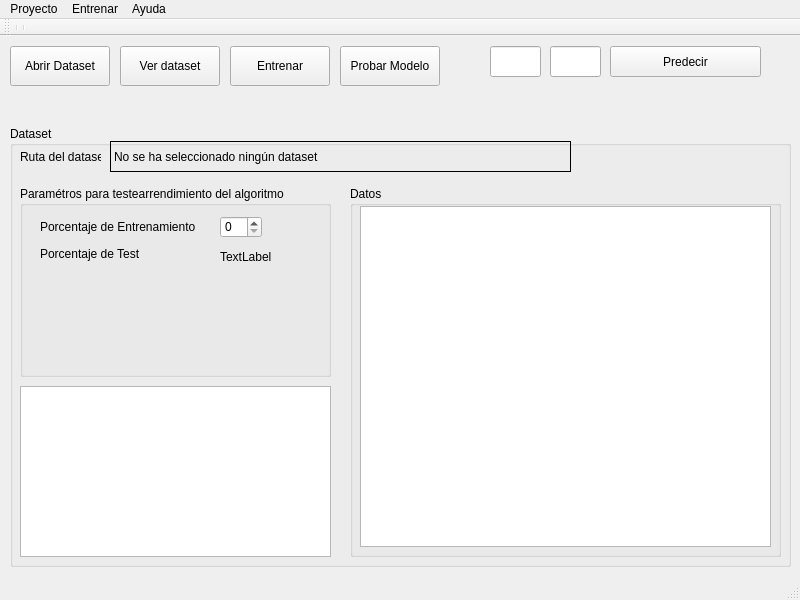
hectornauta/kavecinos, file src/UI/QT_Main.ui: the form before one commit.
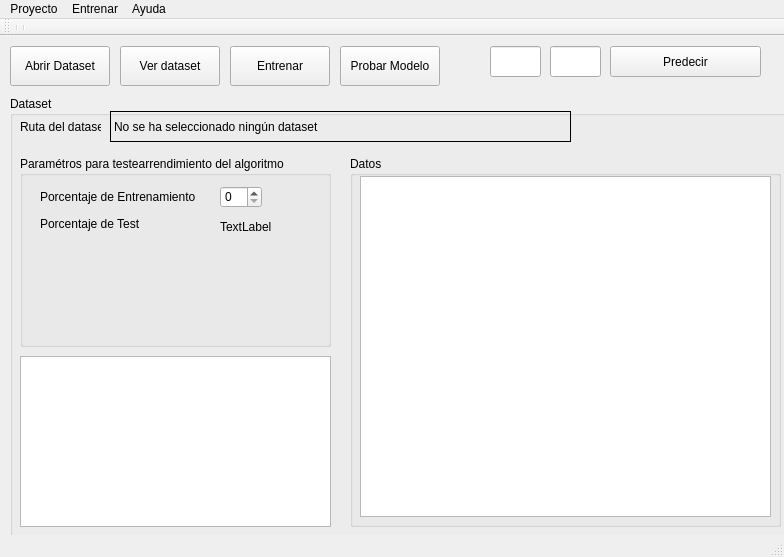
The form after the commit.

Commit message:
Widgets añadidos
añadidos widgets para seleccionar k y porcentajes (no hacen nada todacía)

```diff
--- a/src/UI/QT_Main.ui
+++ b/src/UI/QT_Main.ui
@@ -6,8 +6,8 @@
    <rect>
     <x>0</x>
     <y>0</y>
-    <width>800</width>
-    <height>600</height>
+    <width>784</width>
+    <height>557</height>
    </rect>
   </property>
   <property name="windowTitle">
@@ -18,7 +18,7 @@
     <property name="geometry">
      <rect>
       <x>10</x>
-      <y>90</y>
+      <y>60</y>
       <width>781</width>
       <height>441</height>
      </rect>
@@ -248,7 +248,7 @@
     <rect>
      <x>0</x>
      <y>0</y>
-     <width>800</width>
+     <width>784</width>
      <height>21</height>
     </rect>
    </property>
```
The commit also changes 4 other files.
